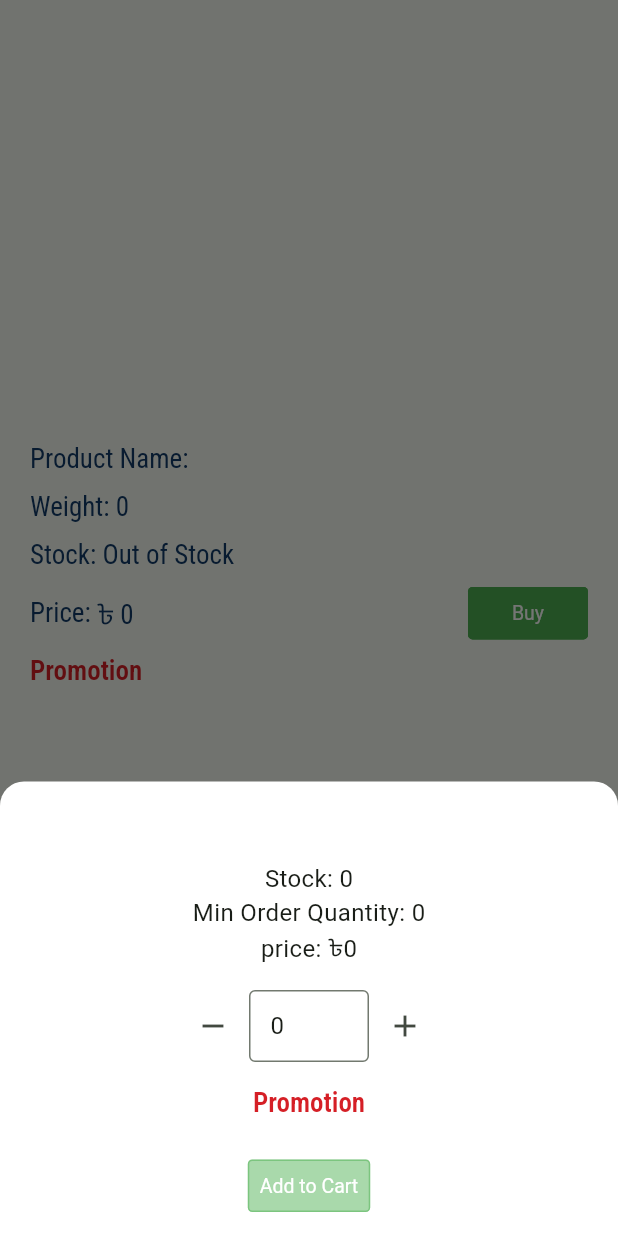
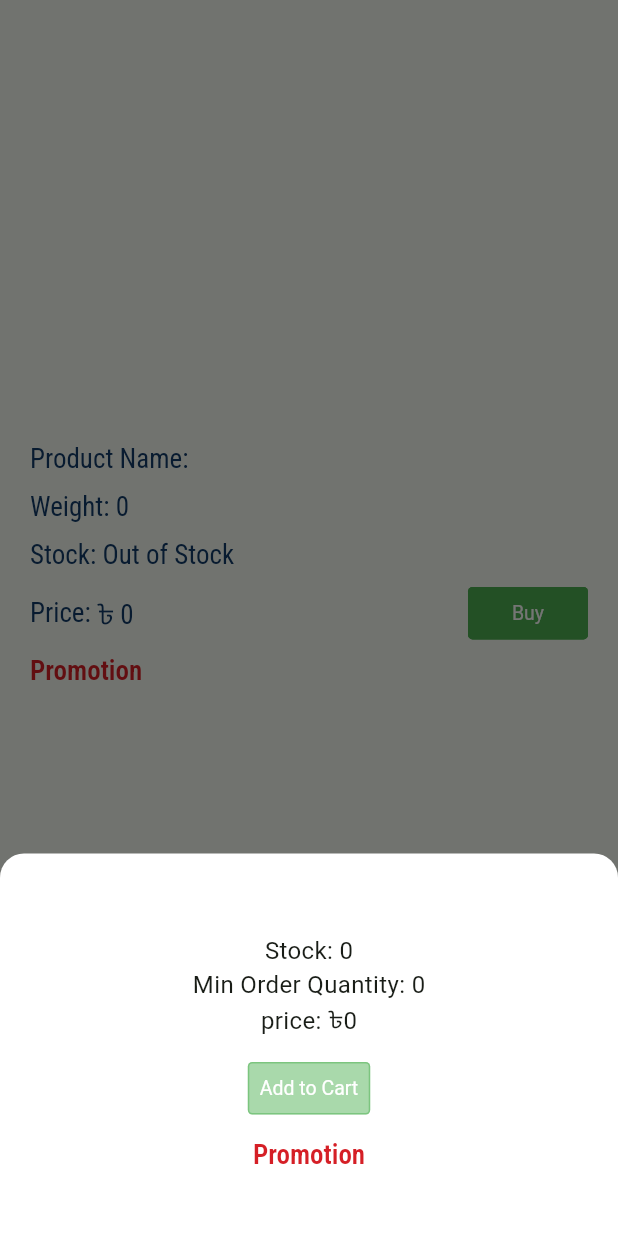
Before and after one commit to Sumaiya-Mollika/ezy_shop, a Flutter app: the ProductDetailsScreen screen opened directly with empty values, after a tap on "Buy", on a phone screen of 412 x 824 dp. Run offline on Flutter 3.47's test engine with Material 3 defaults, Android fonts, the phone set to English and light mode, and no system bars; drawn by our look-alikes of getwidget; our stand-ins replace dio, get, get_storage, google_fonts, persistent_bottom_nav_bar_v2, photo_view; accounts and stored records are empty.

Commit message:
feat: fix quantity issue

```diff
--- a/lib/app/controllers/cart_controller.dart
+++ b/lib/app/controllers/cart_controller.dart
@@ -1,3 +1,5 @@
+import 'dart:developer';
+
 import 'package:ezy_shop/app/models/cart_item.dart';
 import 'package:ezy_shop/app/models/product_response.dart';
 import 'package:ezy_shop/app/utils/constants.dart';
@@ -38,10 +40,15 @@ class CartController extends GetxController {
 
   // Method to decrease quantity
   void decreaseQuantity(CartItem cartItem) {
+    log("decrese call"+  cartItem.quantity.toString());
     if (cartItem.quantity > cartItem.product.minimumOrderQuantity!) {
-      cartItem.quantity--;
+        cartItem.quantity--;
+      log(cartItem.quantity.toString());
       cartItems.refresh();
+      getProductQuantity(cartItem.quantity);
+       log( "after refresh"+cartItem.quantity.toString());
       _saveCart();
+       log( "after save"+cartItem.quantity.toString());
     } else {
       Get.snackbar('Error',
           'Minimum quantity is ${cartItem.product.minimumOrderQuantity!}',
@@ -87,7 +94,23 @@ class CartController extends GetxController {
       isScrollControlled: true,
     );
   }
+  bool isProductInCart(int productId) {
+    return cartItems.any((product) => product.product.id == productId);
+  }
 
+    int? getProductQuantity(int productId){
+    var cartProduct = cartItems.firstWhereOrNull((item) => item.product.id == productId);
+   // log(cartProduct!.quantity.toString());
+    return cartProduct?.quantity;
+  }
+
+
+  void updateCartProductQuantity(int productId, int newQuantity) {
+  // Find the cart item based on product ID
+  var cartProduct = cartItems.firstWhereOrNull((item) => item.product.id == productId);
+  cartProduct!.quantity=newQuantity;
+  cartItems.refresh();
+  }
   double calculateSubtotal(List<CartItem> cartList) {
     double subtotal = 0.0;
 
--- a/lib/app/views/product/quantity_bottom_sheet.dart
+++ b/lib/app/views/product/quantity_bottom_sheet.dart
@@ -13,8 +13,10 @@ class QuantityBottomSheet extends StatelessWidget {
   @override
   Widget build(BuildContext context) {
     final cartController = Get.put(CartController());
-    final RxInt quantity = (product.minimumOrderQuantity ?? 1).obs;
+   final RxInt quantity = (cartController.getProductQuantity(product.id!) ?? product.minimumOrderQuantity!).obs;
+
     return Container(
+      width: Get.width,
       padding: EdgeInsets.all(16),
       decoration: BoxDecoration(
         color: Colors.white,
@@ -43,14 +45,18 @@ class QuantityBottomSheet extends StatelessWidget {
             ),
           ),
           SizedBox(height: 16),
-          Row(
+          Obx(
+            () => cartController.isProductInCart(product.id!)
+                ? Row(
                     mainAxisAlignment: MainAxisAlignment.center,
                     children: [
                       IconButton(
                         onPressed: () {
+
                           if (quantity.value > product.minimumOrderQuantity!) {
                             quantity.value -= 1;
                           }
+                          cartController.updateCartProductQuantity(product.id!, quantity.value);
                         },
                         icon: Icon(Icons.remove),
                       ),
@@ -58,45 +64,49 @@ class QuantityBottomSheet extends StatelessWidget {
                         () => SizedBox(
                           width: 80,
                           child: TextField(
-                    controller:
-                        TextEditingController(text: quantity.value.toString()),
+                            controller: TextEditingController(
+                                text: quantity.value.toString()),
                             keyboardType: TextInputType.number,
                             decoration: InputDecoration(
                               border: OutlineInputBorder(),
-                      contentPadding:
-                          EdgeInsets.symmetric(vertical: 10, horizontal: 10),
+                              contentPadding: EdgeInsets.symmetric(
+                                  vertical: 10, horizontal: 10),
                             ),
                             onChanged: (value) {
                               if (value.isEmpty) {
                                 quantity.value = product.minimumOrderQuantity!;
+
                               } else {
                                 int newValue = int.tryParse(value) ??
                                     product.minimumOrderQuantity!;
                                 if (newValue > product.stock!) {
                                   quantity.value = product.stock!;
-                        } else if (newValue < product.minimumOrderQuantity!) {
-                          quantity.value = product.minimumOrderQuantity!;
+                                } else if (newValue <
+                                    product.minimumOrderQuantity!) {
+                                  quantity.value =
+                                      product.minimumOrderQuantity!;
                                 } else {
                                   quantity.value = newValue;
                                 }
                               }
+                                 cartController.updateCartProductQuantity(product.id!, quantity.value);
                             },
                           ),
                         ),
                       ),
                       IconButton(
                         onPressed: () {
+
                           if (quantity.value < product.stock!) {
                             quantity.value += 1;
                           }
+                          cartController.updateCartProductQuantity(product.id!, quantity.value);
                         },
                         icon: Icon(Icons.add),
                       ),
                     ],
-          ),
-          SizedBox(height: 16),
-          if (product.promotion != null) getPromotion(product.promotion),
-          AppButton(
+                  )
+                : AppButton(
                     buttonText: "Add to Cart",
                     onButtonPress: quantity.value != 0
                         ? () {
@@ -105,6 +115,70 @@ class QuantityBottomSheet extends StatelessWidget {
                           }
                         : null,
                   ),
+          ),
+          // Row(
+          //   mainAxisAlignment: MainAxisAlignment.center,
+          //   children: [
+          //     IconButton(
+          //       onPressed: () {
+          //         cartController.decreaseQuantity(CartItem(product: product, quantity: quantity.value));
+          //         // if (quantity.value > product.minimumOrderQuantity!) {
+          //         //   quantity.value -= 1;
+          //         // }
+          //       },
+          //       icon: Icon(Icons.remove),
+          //     ),
+          //     Obx(
+          //       () => SizedBox(
+          //         width: 80,
+          //         child: TextField(
+          //           controller:
+          //               TextEditingController(text: quantity.value.toString()),
+          //           keyboardType: TextInputType.number,
+          //           decoration: InputDecoration(
+          //             border: OutlineInputBorder(),
+          //             contentPadding:
+          //                 EdgeInsets.symmetric(vertical: 10, horizontal: 10),
+          //           ),
+          //           onChanged: (value) {
+          //             if (value.isEmpty) {
+          //               quantity.value = product.minimumOrderQuantity!;
+          //             } else {
+          //               int newValue = int.tryParse(value) ??
+          //                   product.minimumOrderQuantity!;
+          //               if (newValue > product.stock!) {
+          //                 quantity.value = product.stock!;
+          //               } else if (newValue < product.minimumOrderQuantity!) {
+          //                 quantity.value = product.minimumOrderQuantity!;
+          //               } else {
+          //                 quantity.value = newValue;
+          //               }
+          //             }
+          //           },
+          //         ),
+          //       ),
+          //     ),
+          //     IconButton(
+          //       onPressed: () {
+          //         if (quantity.value < product.stock!) {
+          //           quantity.value += 1;
+          //         }
+          //       },
+          //       icon: Icon(Icons.add),
+          //     ),
+          //   ],
+          // ),
+          SizedBox(height: 16),
+          if (product.promotion != null) getPromotion(product.promotion),
+          // AppButton(
+          //   buttonText: "Add to Cart",
+          //   onButtonPress: quantity.value != 0
+          //       ? () {
+          //           cartController.addToCart(product, quantity.value);
+          //           Get.back();
+          //         }
+          //       : null,
+          // ),
         ],
       ),
     );
```
Lines whose indentation alone changed are shown as unchanged.
